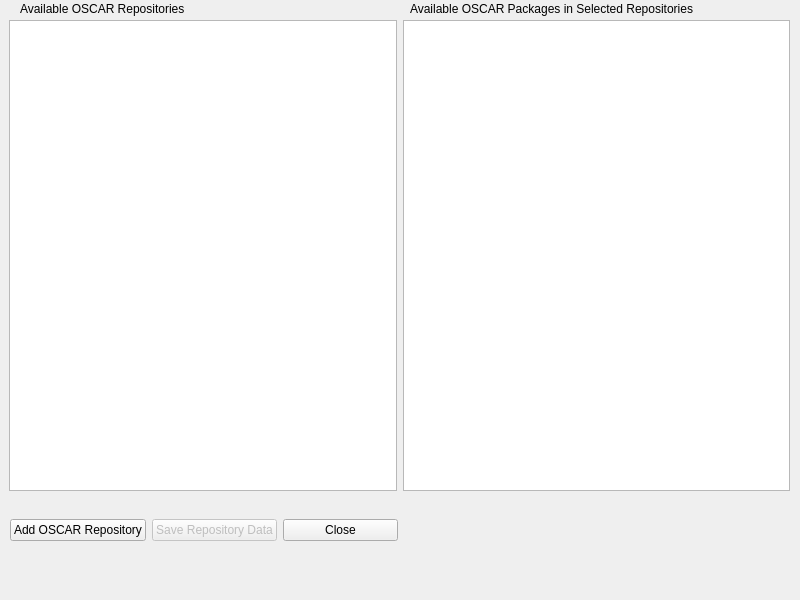
Before: the Qt Designer form src/ORM/src/ORM.ui in oscar-cluster/oscar, drawn with Qt 5.
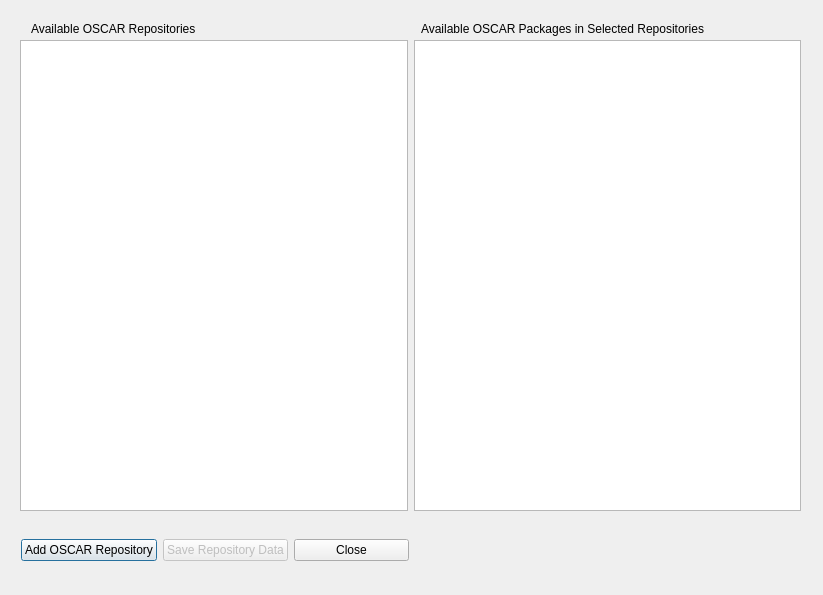
After: the same form once the commit is applied.

Commit message: - Include a widget for asking the user to wait while querying repos. - Cleanup the code (more in the OO spirit). - Add a changelog file.

What changed in the file:
```diff
--- a/src/ORM/src/ORM.ui
+++ b/src/ORM/src/ORM.ui
@@ -1,23 +1,56 @@
 <ui version="4.0" >
  <class>MainWindow</class>
- <widget class="QMainWindow" name="MainWindow" >
+ <widget class="QDialog" name="MainWindow" >
+  <property name="windowModality" >
+   <enum>Qt::ApplicationModal</enum>
+  </property>
   <property name="geometry" >
    <rect>
     <x>0</x>
     <y>0</y>
-    <width>800</width>
-    <height>600</height>
+    <width>823</width>
+    <height>595</height>
    </rect>
   </property>
   <property name="windowTitle" >
    <string>ORM - OSCAR Repository Manager</string>
   </property>
-  <widget class="QWidget" name="centralwidget" >
+  <widget class="QWidget" name="horizontalLayout_2" >
+   <property name="geometry" >
+    <rect>
+     <x>20</x>
+     <y>40</y>
+     <width>781</width>
+     <height>471</height>
+    </rect>
+   </property>
+   <layout class="QHBoxLayout" >
+    <item>
+     <widget class="QListWidget" name="listReposWidget" />
+    </item>
+    <item>
+     <widget class="QListWidget" name="listOPKGsWidget" />
+    </item>
+   </layout>
+  </widget>
+  <widget class="QLabel" name="label_2" >
+   <property name="geometry" >
+    <rect>
+     <x>421</x>
+     <y>20</y>
+     <width>318</width>
+     <height>18</height>
+    </rect>
+   </property>
+   <property name="text" >
+    <string>Available OSCAR Packages in Selected Repositories</string>
+   </property>
+  </widget>
    <widget class="QWidget" name="horizontalLayout" >
     <property name="geometry" >
      <rect>
-      <x>10</x>
-      <y>490</y>
+     <x>21</x>
+     <y>510</y>
       <width>388</width>
       <height>80</height>
      </rect>
@@ -49,29 +82,11 @@
      </item>
     </layout>
    </widget>
-   <widget class="QWidget" name="horizontalLayout_2" >
-    <property name="geometry" >
-     <rect>
-      <x>9</x>
-      <y>20</y>
-      <width>781</width>
-      <height>471</height>
-     </rect>
-    </property>
-    <layout class="QHBoxLayout" >
-     <item>
-      <widget class="QListWidget" name="listReposWidget" />
-     </item>
-     <item>
-      <widget class="QListWidget" name="listOPKGsWidget" />
-     </item>
-    </layout>
-   </widget>
    <widget class="QLabel" name="label" >
     <property name="geometry" >
      <rect>
-      <x>20</x>
-      <y>0</y>
+     <x>31</x>
+     <y>20</y>
       <width>181</width>
       <height>18</height>
      </rect>
@@ -80,20 +95,6 @@
      <string>Available OSCAR Repositories</string>
     </property>
    </widget>
-   <widget class="QLabel" name="label_2" >
-    <property name="geometry" >
-     <rect>
-      <x>410</x>
-      <y>0</y>
-      <width>318</width>
-      <height>18</height>
-     </rect>
-    </property>
-    <property name="text" >
-     <string>Available OSCAR Packages in Selected Repositories</string>
-    </property>
-   </widget>
-  </widget>
  </widget>
  <resources/>
  <connections>
```
Left out of the diff: 12 changed lines with no effect on the pictures. Lines whose indentation alone changed are shown as unchanged. The commit also changes 15 other files.
